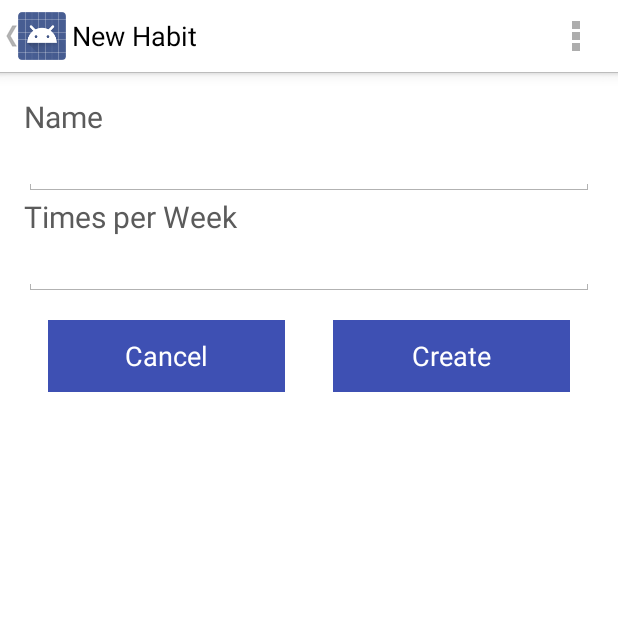
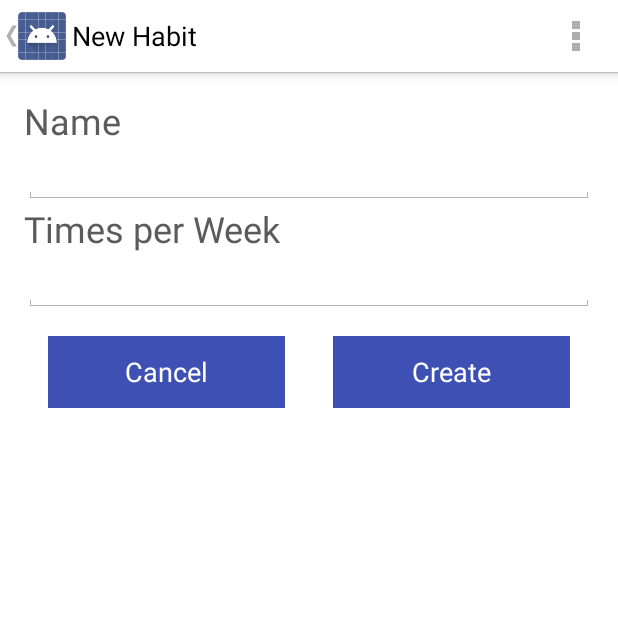
Before and after one commit to javonharper/familiar, an Android app: the HabitNewActivity screen opened directly, with no data from a screen before it, on a phone screen of 412 x 824 dp, the top half of it. Run offline under Robolectric (Android 15) with nearby library versions, the phone set to English and light mode, and no system bars.

Commit message:
Make fonts larger

```diff
--- a/app/src/main/res/values/dimens.xml
+++ b/app/src/main/res/values/dimens.xml
@@ -5,7 +5,7 @@
     <dimen name="activity_vertical_margin">@dimen/app_padding</dimen>
     <dimen name="button_margin">@dimen/app_padding</dimen>
 
-    <dimen name="body_text_size">20dp</dimen>
-    <dimen name="title_text_size">24dp</dimen>
+    <dimen name="body_text_size">24dp</dimen>
+    <dimen name="title_text_size">28dp</dimen>
 
 </resources>
```
